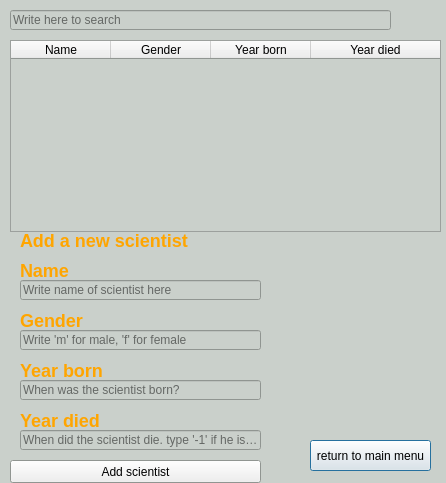
The window that scientistswindow.ui (stefanv15/verklegtNamskeid_skil3) describes before a commit, drawn with Qt 5.
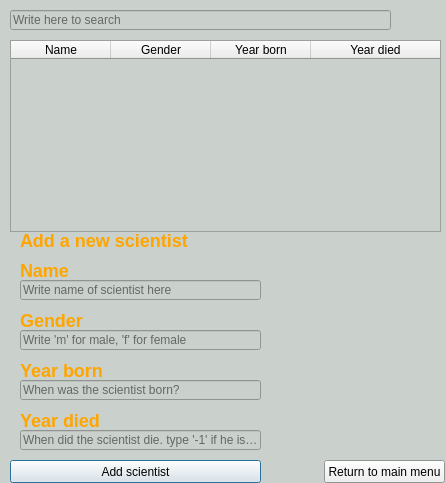
The same window after the commit.

The edit to the form file:
```diff
--- a/scientistswindow.ui
+++ b/scientistswindow.ui
@@ -131,19 +131,6 @@
   <property name="windowTitle">
    <string>Dialog</string>
   </property>
-  <widget class="QPushButton" name="button_schientist_return">
-   <property name="geometry">
-    <rect>
-     <x>310</x>
-     <y>440</y>
-     <width>121</width>
-     <height>31</height>
-    </rect>
-   </property>
-   <property name="text">
-    <string>return to main menu</string>
-   </property>
-  </widget>
   <widget class="QLineEdit" name="search_students">
    <property name="geometry">
     <rect>
@@ -323,6 +310,19 @@
     </property>
    </column>
   </widget>
+  <widget class="QPushButton" name="ret_button">
+   <property name="geometry">
+    <rect>
+     <x>324</x>
+     <y>460</y>
+     <width>121</width>
+     <height>23</height>
+    </rect>
+   </property>
+   <property name="text">
+    <string>Return to main menu</string>
+   </property>
+  </widget>
  </widget>
  <resources/>
  <connections/>
```
